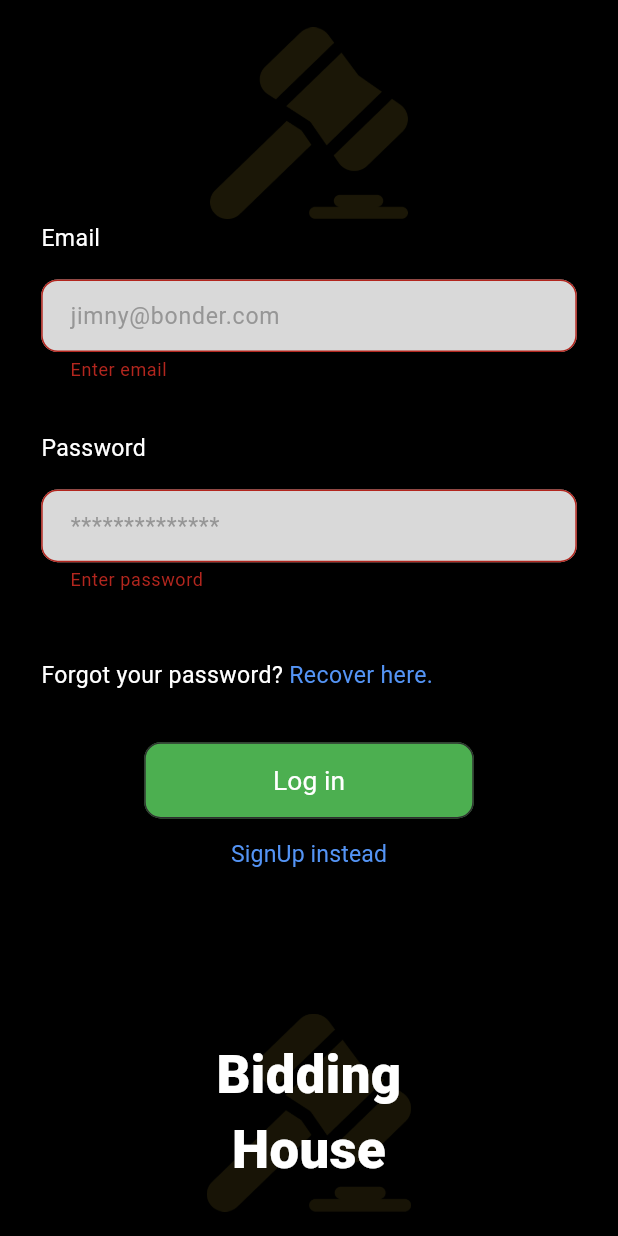
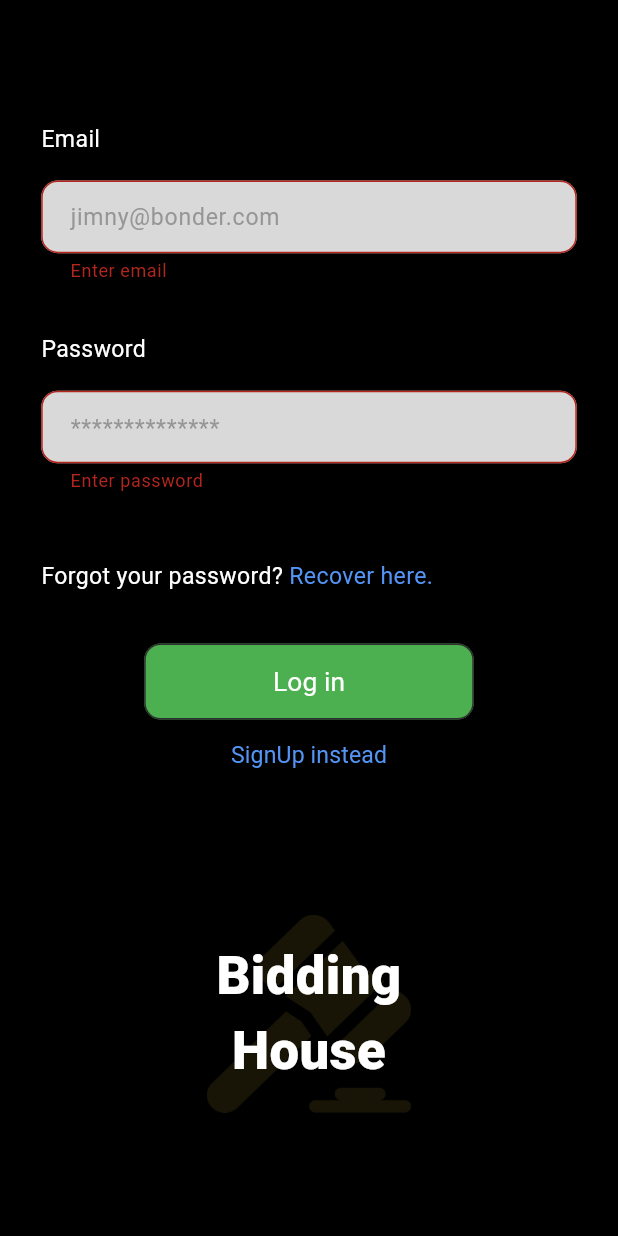
Before and after one commit to AbnYunis/Bidding-House, a Flutter app: the screen it shows after launch, after a tap on "Log in", on a phone screen of 412 x 824 dp. Run offline on Flutter 3.47's test engine with Material 3 defaults, Android fonts, the phone set to English and light mode, and no system bars; our stand-ins replace bloc, cached_network_image, cloud_firestore, device_preview, firebase_auth, firebase_core and 11 more; missing offline and left inert: iconify_flutter; accounts and stored records are empty.

Commit message:
finish project

```diff
--- a/lib/features/auth/presentations/views/widgets/auth_body.dart
+++ b/lib/features/auth/presentations/views/widgets/auth_body.dart
@@ -10,7 +10,7 @@ class AuthBody extends StatelessWidget {
   @override
   Widget build(BuildContext context) {
     var formKey = GlobalKey<FormState>();
-     List<File> image=[];
+    List<File> image = [];
     TextEditingController emailController = TextEditingController();
     TextEditingController passController = TextEditingController();
     TextEditingController nameController = TextEditingController();
@@ -37,20 +37,25 @@ class AuthBody extends StatelessWidget {
                 key: formKey,
                 child: Column(
                   children: [
+                    if (!login)
                       GestureDetector(
                         onTap: () {
-                        chooseImages(context).then((value) {
+                          chooseImages(context).then(
+                            (value) {
                               image = value;
-                          BlocProvider.of<AuthCubit>(context).upLoadImage(value);
-                                                },);
+                            },
+                          );
                         },
                         child: CircleAvatar(
                           backgroundColor: Colors.black,
-                        radius: 60.w(context),
-                        child: image.isEmpty ? Image.asset(AssetService.splash2) : Image.file(
+                          radius: 40.w(context),
+                          child: image.isEmpty
+                              ? Image.network(
+                                  'https://cdn-icons-png.flaticon.com/512/3135/3135715.png')
+                              : Image.file(
                                   image[0],
-                          height: 120.h(context),
-                        ),),
+                                ),
+                        ),
                       ),
                     TextFormWithName(
                       controller: emailController,
@@ -109,11 +114,17 @@ class AuthBody extends StatelessWidget {
                                 onPressed: () async {
                                   if (formKey.currentState!.validate()) {
                                     if (login != true) {
+                                      if (image.isNotEmpty) {
                                         BlocProvider.of<AuthCubit>(context)
                                             .signUp(
                                                 emailController.text,
                                                 passController.text,
-                                              nameController.text);
+                                                nameController.text,
+                                                image[0]);
+                                      } else {
+                                        snackBar('Please Choose an image',
+                                            context, Colors.blue);
+                                      }
                                     } else {
                                       BlocProvider.of<AuthCubit>(context).logIn(
                                         emailController.text,
--- a/lib/features/category_page/presentation/views/widgets/custom_category_item.dart
+++ b/lib/features/category_page/presentation/views/widgets/custom_category_item.dart
@@ -120,9 +120,9 @@ class CustomCategoryItemState extends State<CustomCategoryItem> {
             child: CircleAvatar(
               radius: 20.w(context),
               backgroundImage: const NetworkImage(
-                  "https://ensemble.cms.vt.edu/content/ensemble_cms_vt_edu/en/docs/cms-utility-classes/transparent-bg/jcr:content/content/adaptiveimage.transform/m-medium/image.gif"),
+                  "https://cdn-icons-png.flaticon.com/512/3135/3135715.png"),
             ),
-          )
+          ),
         ],
       ),
     );
```
Also changed, not shown: lib/features/auth/presentations/controller/auth_cubit.dart (+17 -29 lines), lib/features/bid/presentation/views/widgets/second_bid_section.dart (+45 -14 lines), lib/features/profile/presentation/controller/profile_cubit.dart (+6 -4 lines), lib/features/profile/presentation/views/widgets/profile_body.dart (+2 -12 lines). Lines whose indentation alone changed are shown as unchanged.
